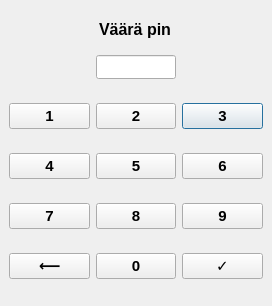
Qt form bankautomat/DLLPinCode/pinwindow.ui (bank-2022/group17) before a commit.
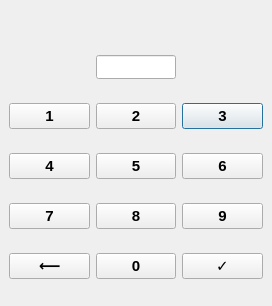
The same form after that commit.

Diff of the .ui file:
```diff
--- a/bankautomat/DLLPinCode/pinwindow.ui
+++ b/bankautomat/DLLPinCode/pinwindow.ui
@@ -227,11 +227,12 @@
    <property name="font">
     <font>
      <pointsize>12</pointsize>
+     <weight>75</weight>
      <bold>true</bold>
     </font>
    </property>
    <property name="text">
-    <string>Väärä pin</string>
+    <string/>
    </property>
    <property name="alignment">
     <set>Qt::AlignCenter</set>
```
Left out of the diff: 13 changed lines with no effect on the pictures.
